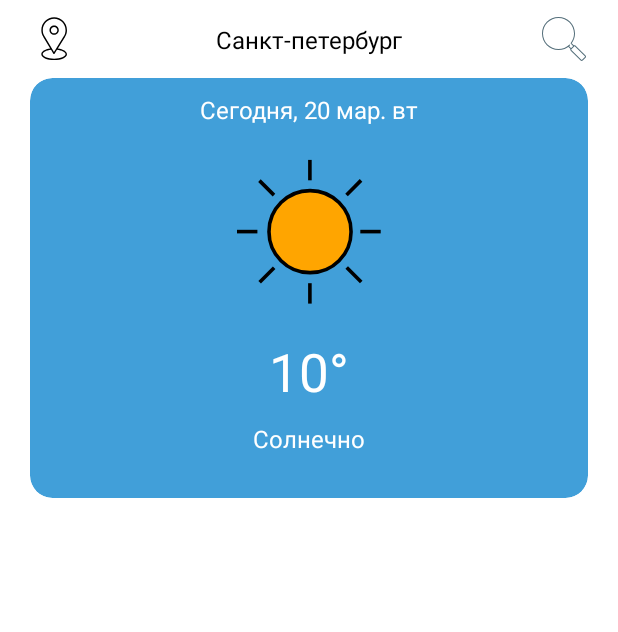
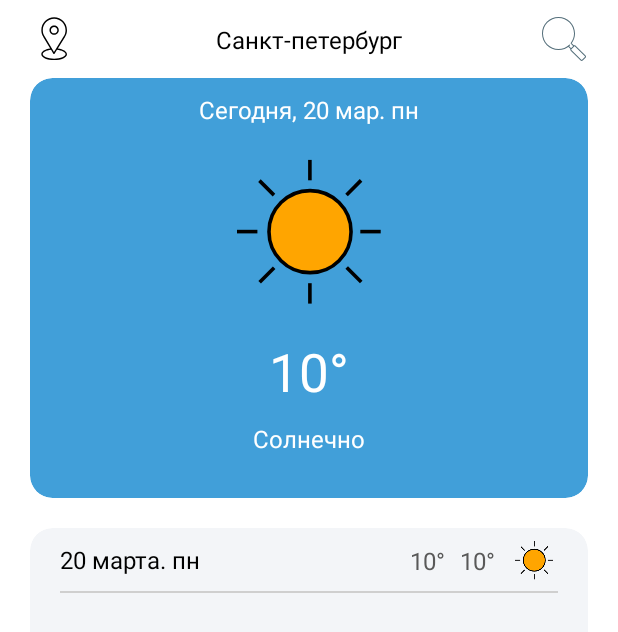
Before and after one commit to Killler68/TodoAndrey, an Android app: the layout fragment_weather.xml on its own in the app's theme, with its tools: preview values and no code run, on a phone screen of 412 x 824 dp. Shown: the top 632 px of the screen. Run offline under Robolectric (Android 15) with nearby library versions, the phone set to English and light mode, and no system bars.

Commit message:
Create recycler item weather week

```diff
--- a/app/src/main/res/layout/fragment_weather.xml
+++ b/app/src/main/res/layout/fragment_weather.xml
@@ -61,7 +61,7 @@
         android:layout_height="wrap_content"
         android:layout_marginHorizontal="@dimen/primary_horizontal_margin"
         android:layout_marginTop="@dimen/primary_top_margin"
-        android:text="Сегодня, 20 мар. вт"
+        android:text="Сегодня, 20 мар. пн"
         android:textColor="?attr/accent_text"
         android:textSize="@dimen/primary_size"
         app:layout_constraintEnd_toEndOf="@+id/container_preview"
@@ -105,5 +105,17 @@
         app:layout_constraintStart_toStartOf="@+id/container_preview"
         app:layout_constraintTop_toBottomOf="@+id/temperature" />
 
+    <androidx.recyclerview.widget.RecyclerView
+        android:id="@+id/recycler_weather_week"
+        android:layout_width="0dp"
+        android:layout_height="wrap_content"
+        android:layout_marginHorizontal="@dimen/primary_horizontal_margin"
+        android:layout_marginTop="@dimen/primary_top_margin"
+        android:overScrollMode="never"
+        app:layoutManager="androidx.recyclerview.widget.LinearLayoutManager"
+        app:layout_constraintEnd_toEndOf="parent"
+        app:layout_constraintStart_toStartOf="parent"
+        app:layout_constraintTop_toBottomOf="@+id/container_preview"
+        tools:listitem="@layout/recycler_item_weather_week" />
 
 </androidx.constraintlayout.widget.ConstraintLayout>
--- /dev/null
+++ b/app/src/main/res/layout/recycler_item_weather_week.xml
@@ -0,0 +1,78 @@
+<?xml version="1.0" encoding="utf-8"?>
+<androidx.constraintlayout.widget.ConstraintLayout xmlns:android="http://schemas.android.com/apk/res/android"
+    xmlns:app="http://schemas.android.com/apk/res-auto"
+    android:id="@+id/background_item_weather_week"
+    android:layout_width="match_parent"
+    android:layout_marginTop="@dimen/primary_top_margin"
+    android:layout_height="match_parent">
+
+    <androidx.cardview.widget.CardView
+        android:id="@+id/container_weather_week"
+        android:layout_width="0dp"
+        android:layout_height="220dp"
+        android:backgroundTint="?attr/accent_background"
+        app:cardCornerRadius="@dimen/primary_corner_radius"
+        app:cardElevation="0dp"
+        app:layout_constraintEnd_toEndOf="parent"
+        app:layout_constraintStart_toStartOf="parent"
+        app:layout_constraintTop_toTopOf="parent" />
+
+    <TextView
+        android:id="@+id/date_week"
+        android:layout_width="wrap_content"
+        android:layout_height="wrap_content"
+        android:layout_marginHorizontal="@dimen/primary_horizontal_margin"
+        android:layout_marginTop="@dimen/primary_top_margin"
+        android:text="20 марта. пн"
+        android:textColor="?attr/primary_text"
+        android:textSize="@dimen/primary_size"
+        app:layout_constraintStart_toStartOf="@+id/container_weather_week"
+        app:layout_constraintTop_toTopOf="@id/container_weather_week" />
+
+    <ImageView
+        android:id="@+id/weather_week"
+        android:layout_width="32dp"
+        android:layout_height="32dp"
+        android:layout_marginHorizontal="@dimen/primary_horizontal_margin"
+        android:scaleType="fitCenter"
+        android:src="@drawable/sun"
+        app:layout_constraintBottom_toBottomOf="@+id/date_week"
+        app:layout_constraintEnd_toEndOf="@id/container_weather_week"
+        app:layout_constraintTop_toTopOf="@+id/date_week" />
+
+    <TextView
+        android:id="@+id/temperature_max"
+        android:layout_width="wrap_content"
+        android:layout_height="wrap_content"
+        android:layout_marginHorizontal="@dimen/secondary_horizontal_margin"
+        android:text="10°"
+        android:textColor="?attr/secondary_text"
+        android:textSize="@dimen/primary_size"
+        app:layout_constraintBottom_toBottomOf="@+id/weather_week"
+        app:layout_constraintEnd_toStartOf="@+id/weather_week"
+        app:layout_constraintTop_toTopOf="@+id/weather_week" />
+
+    <TextView
+        android:id="@+id/temperature_min"
+        android:layout_width="wrap_content"
+        android:layout_height="wrap_content"
+        android:layout_marginHorizontal="@dimen/secondary_horizontal_margin"
+        android:text="10°"
+        android:textColor="?attr/secondary_text"
+        android:textSize="@dimen/primary_size"
+        app:layout_constraintBottom_toBottomOf="@+id/weather_week"
+        app:layout_constraintEnd_toStartOf="@+id/temperature_max"
+        app:layout_constraintTop_toTopOf="@+id/weather_week" />
+
+    <View
+        android:id="@+id/line"
+        android:layout_width="0dp"
+        android:layout_height="1dp"
+        android:layout_marginHorizontal="@dimen/primary_horizontal_margin"
+        android:layout_marginTop="@dimen/primary_top_margin"
+        android:background="?attr/line"
+        app:layout_constraintEnd_toEndOf="@+id/container_weather_week"
+        app:layout_constraintStart_toStartOf="@id/container_weather_week"
+        app:layout_constraintTop_toBottomOf="@+id/date_week" />
+
+</androidx.constraintlayout.widget.ConstraintLayout>
--- a/app/src/main/res/values/attrs.xml
+++ b/app/src/main/res/values/attrs.xml
@@ -9,6 +9,7 @@
 
         <attr name="primary_background" format="color" />
         <attr name="secondary_background" format="color" />
+        <attr name="accent_background" format="color" />
 
         <attr name="background_note" format="color" />
 
--- a/app/src/main/res/values/colors.xml
+++ b/app/src/main/res/values/colors.xml
@@ -17,8 +17,11 @@
 
     <color name="primary_light_background">#FFFFFF</color>
     <color name="secondary_light_background">#CFCFCF</color>
+    <color name="accent_light_background">#F3F5F8</color>
+
     <color name="primary_dark_background">#100F0F</color>
     <color name="secondary_dark_background">#595959</color>
+    <color name="accent_dark_background">#F3F5F8</color>
 
     <color name="light_line">#CFCFCF</color>
     <color name="dark_line">#181616</color>
--- a/app/src/main/res/values/themes.xml
+++ b/app/src/main/res/values/themes.xml
@@ -10,6 +10,7 @@
 
         <item name="primary_background">@color/primary_light_background</item>
         <item name="secondary_background">@color/secondary_light_background</item>
+        <item name="accent_background">@color/accent_light_background</item>
 
         <item name="line">@color/light_line</item>
 
@@ -33,6 +34,7 @@
 
         <item name="primary_background">@color/primary_dark_background</item>
         <item name="secondary_background">@color/secondary_dark_background</item>
+        <item name="accent_background">@color/accent_dark_background</item>
 
         <item name="line">@color/dark_line</item>
 
```
